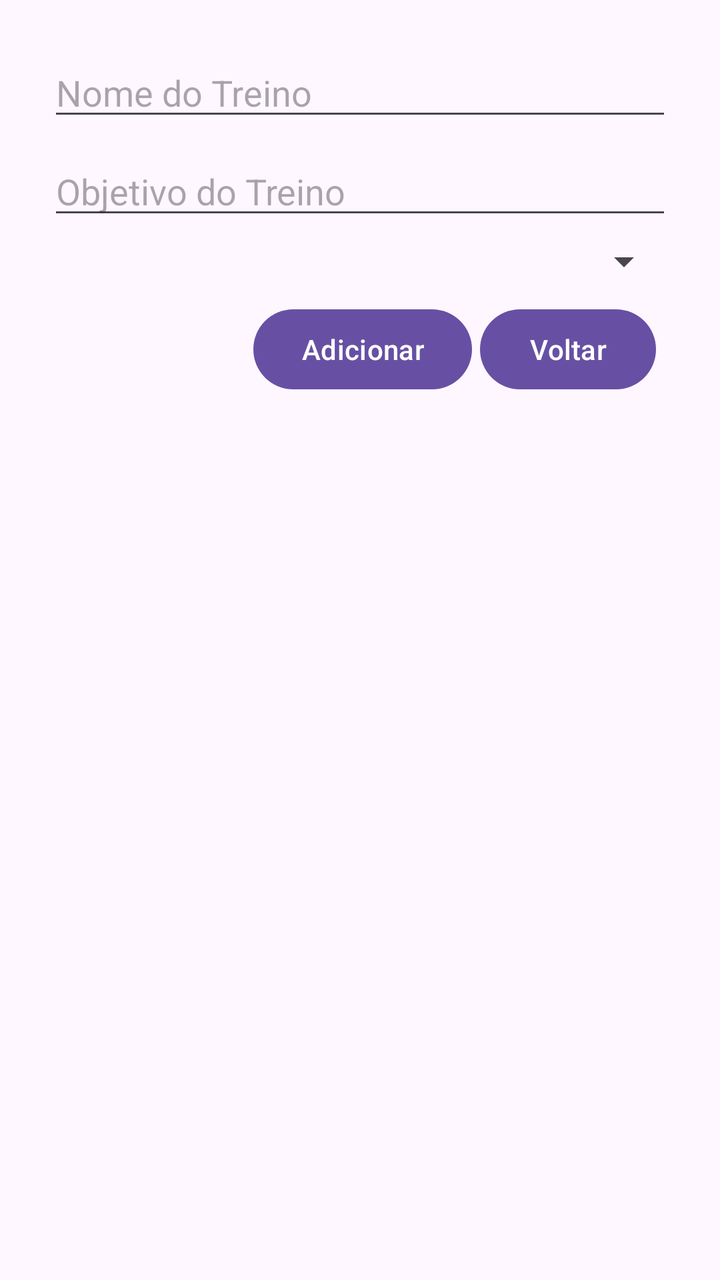
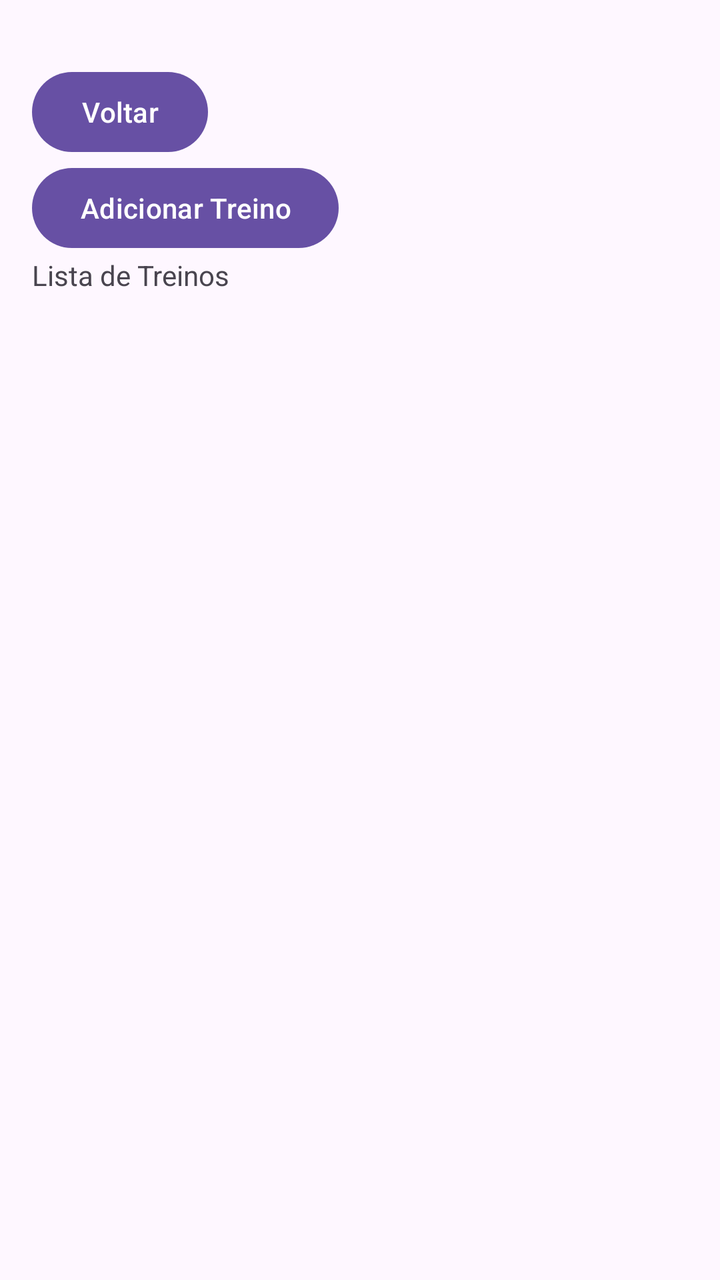

Two renders of the same Android screen: before a commit and after it. Below are the layout's source before the change and the commit's diff.
<!-- AndroidManifest.xml: application theme Theme.TrabalhoIII -->
<!-- res/layout/activity_treino.xml -->
<?xml version="1.0" encoding="utf-8"?>
<LinearLayout xmlns:android="http://schemas.android.com/apk/res/android"
    android:id="@+id/activity_treino"
    android:layout_width="match_parent"
    android:layout_height="match_parent"
    android:orientation="vertical"
    android:padding="16dp">

    <LinearLayout
        android:layout_width="match_parent"
        android:layout_height="wrap_content"
        android:orientation="vertical"
        android:padding="8dp">

        <EditText
            android:id="@+id/editTextTreinoNome"
            android:layout_width="match_parent"
            android:layout_height="wrap_content"
            android:hint="Nome do Treino"
            android:inputType="textPersonName" />

        <EditText
            android:id="@+id/editTextTreinoObjetivo"
            android:layout_width="match_parent"
            android:layout_height="wrap_content"
            android:layout_marginTop="8dp"
            android:hint="Objetivo do Treino"/>

        <Spinner
            android:id="@+id/spinnerAluno"
            android:layout_width="match_parent"
            android:layout_height="wrap_content"
            android:layout_marginTop="4dp"/>

        <LinearLayout
            android:layout_width="wrap_content"
            android:layout_height="wrap_content"
            android:orientation="horizontal"
            android:padding="8dp"
            android:layout_gravity="end">

            <Button
                android:id="@+id/buttonAdicionarTreino"
                android:layout_width="wrap_content"
                android:layout_height="wrap_content"
                android:text="Adicionar"
                android:layout_margin="4dp"
                android:layout_gravity="end"/>

            <Button
                android:id="@+id/buttonVoltarTreino"
                android:layout_width="wrap_content"
                android:layout_height="wrap_content"
                android:text="Voltar"
                android:layout_marginTop="4dp"
                android:layout_gravity="end"/>
        </LinearLayout>
    </LinearLayout>

    <ListView
        android:id="@+id/listViewTreinos"
        android:layout_width="match_parent"
        android:layout_height="0dp"
        android:layout_weight="1"/>

</LinearLayout>
<!-- resources referenced by this layout -->
<resources>
  <style name="Theme.TrabalhoIII" parent="Base.Theme.TrabalhoIII" />
  <style name="Base.Theme.TrabalhoIII" parent="Theme.Material3.DayNight.NoActionBar">
          
          
      </style>
</resources>

<!-- the commit's change to res/layout/activity_treino.xml (unified diff, before → after) -->
@@ -6,61 +6,28 @@
     android:orientation="vertical"
     android:padding="16dp">
 
-    <LinearLayout
+    <Button
+        android:id="@+id/buttonVoltarTreino"
+        android:layout_width="wrap_content"
+        android:layout_height="wrap_content"
+        android:layout_marginTop="16dp"
+        android:text="Voltar"/>
+
+    <Button
+        android:id="@+id/buttonAdicionarTreino"
+        android:layout_width="wrap_content"
+        android:layout_height="wrap_content"
+        android:text="Adicionar Treino"/>
+
+    <TextView
+        android:id="@+id/tvTreinosList"
         android:layout_width="match_parent"
         android:layout_height="wrap_content"
-        android:orientation="vertical"
-        android:padding="8dp">
-
-        <EditText
-            android:id="@+id/editTextTreinoNome"
-            android:layout_width="match_parent"
-            android:layout_height="wrap_content"
-            android:hint="Nome do Treino"
-            android:inputType="textPersonName" />
-
-        <EditText
-            android:id="@+id/editTextTreinoObjetivo"
-            android:layout_width="match_parent"
-            android:layout_height="wrap_content"
-            android:layout_marginTop="8dp"
-            android:hint="Objetivo do Treino"/>
-
-        <Spinner
-            android:id="@+id/spinnerAluno"
-            android:layout_width="match_parent"
-            android:layout_height="wrap_content"
-            android:layout_marginTop="4dp"/>
-
-        <LinearLayout
-            android:layout_width="wrap_content"
-            android:layout_height="wrap_content"
-            android:orientation="horizontal"
-            android:padding="8dp"
-            android:layout_gravity="end">
-
-            <Button
-                android:id="@+id/buttonAdicionarTreino"
-                android:layout_width="wrap_content"
-                android:layout_height="wrap_content"
-                android:text="Adicionar"
-                android:layout_margin="4dp"
-                android:layout_gravity="end"/>
-
-            <Button
-                android:id="@+id/buttonVoltarTreino"
-                android:layout_width="wrap_content"
-                android:layout_height="wrap_content"
-                android:text="Voltar"
-                android:layout_marginTop="4dp"
-                android:layout_gravity="end"/>
-        </LinearLayout>
-    </LinearLayout>
+        android:text="Lista de Treinos"/>
 
     <ListView
         android:id="@+id/listViewTreinos"
         android:layout_width="match_parent"
-        android:layout_height="0dp"
-        android:layout_weight="1"/>
+        android:layout_height="wrap_content"/>
 
 </LinearLayout>
